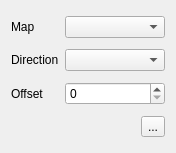
First picture: the form in forms/connectionslistitem.ui, repository huderlem/porymap, before the edit.
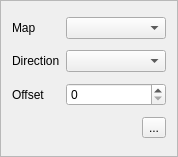
Second picture: the form after the edit. Icons and pictures are not drawn. Custom widgets are drawn as their Qt base class.

What changed in the file:
```diff
--- a/forms/connectionslistitem.ui
+++ b/forms/connectionslistitem.ui
@@ -6,8 +6,8 @@
    <rect>
     <x>0</x>
     <y>0</y>
-    <width>176</width>
-    <height>153</height>
+    <width>178</width>
+    <height>157</height>
    </rect>
   </property>
   <property name="sizePolicy">
@@ -16,6 +16,9 @@
     <verstretch>0</verstretch>
    </sizepolicy>
   </property>
+  <property name="frameShape">
+   <enum>QFrame::StyledPanel</enum>
+  </property>
   <layout class="QGridLayout" name="gridLayout">
    <item row="0" column="0">
     <widget class="QLabel" name="label_Map">
```
